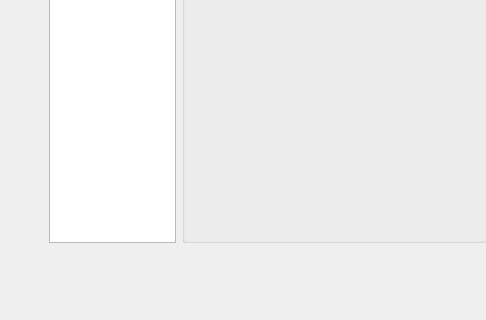
Qt form ui/data_entry/data_entry.ui (AliTavakoliNiya/GriinPower) before a commit; both pictures show x 0 to 486 and y 459 to 779 of the 1354 by 779 pixel window.
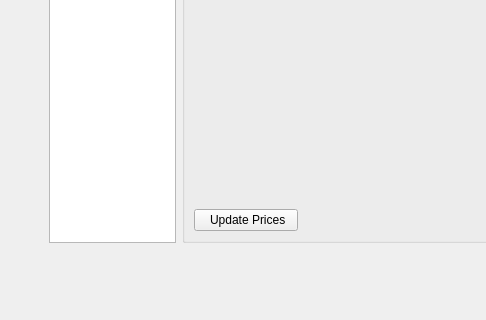
The same form after that commit. The open tabs and pages were chosen to show the change. Icons and pictures are not drawn.

Commit message: bimetal auto update

Diff of the .ui file:
```diff
--- a/ui/data_entry/data_entry.ui
+++ b/ui/data_entry/data_entry.ui
@@ -3052,6 +3052,35 @@
              </property>
             </widget>
            </item>
+           <item row="10" column="0" colspan="2">
+            <widget class="QPushButton" name="update_bimetal_prices_btn">
+             <property name="maximumSize">
+              <size>
+               <width>150</width>
+               <height>16666</height>
+              </size>
+             </property>
+             <property name="toolTip">
+              <string/>
+             </property>
+             <property name="styleSheet">
+              <string notr="true"/>
+             </property>
+             <property name="text">
+              <string> Update Prices</string>
+             </property>
+             <property name="icon">
+              <iconset>
+               <normaloff>../../assets/refresh.png</normaloff>../../assets/refresh.png</iconset>
+             </property>
+             <property name="iconSize">
+              <size>
+               <width>17</width>
+               <height>17</height>
+              </size>
+             </property>
+            </widget>
+           </item>
           </layout>
          </widget>
         </item>
```
Left out of the diff: 2 changed lines with no effect on the pictures. The commit also changes 11 other files.
